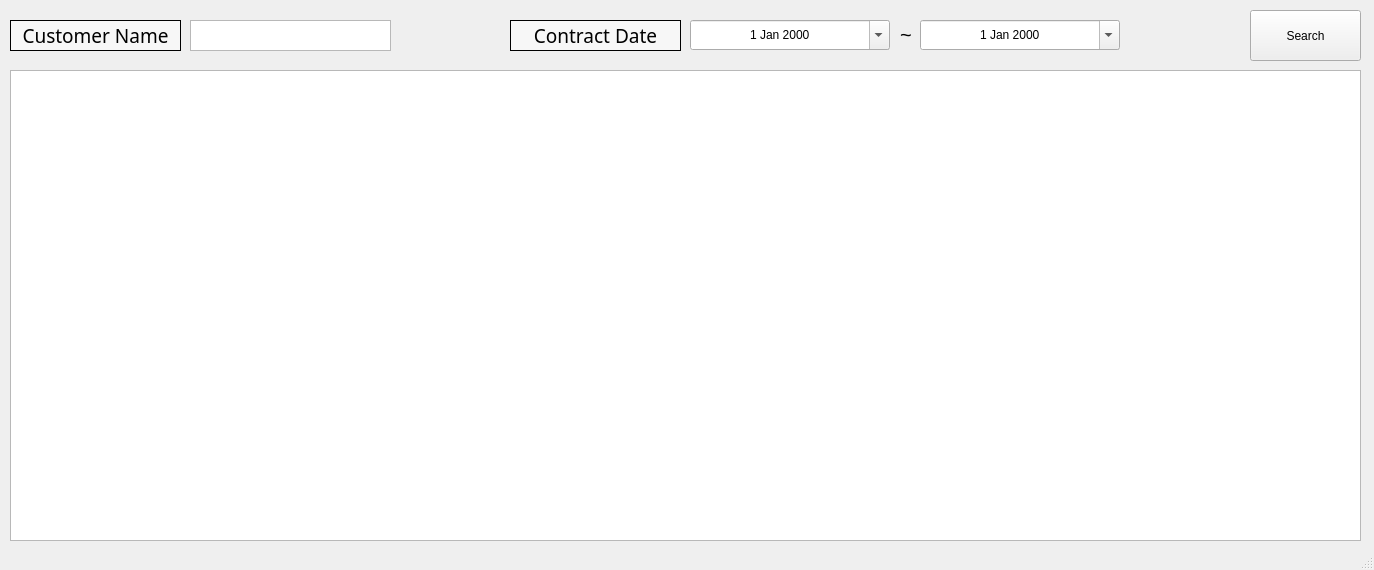
DY-Microfinance-Customer-Management/dymf-algorithm, file app/src/pages/search/guarantor.ui: the form before one commit.
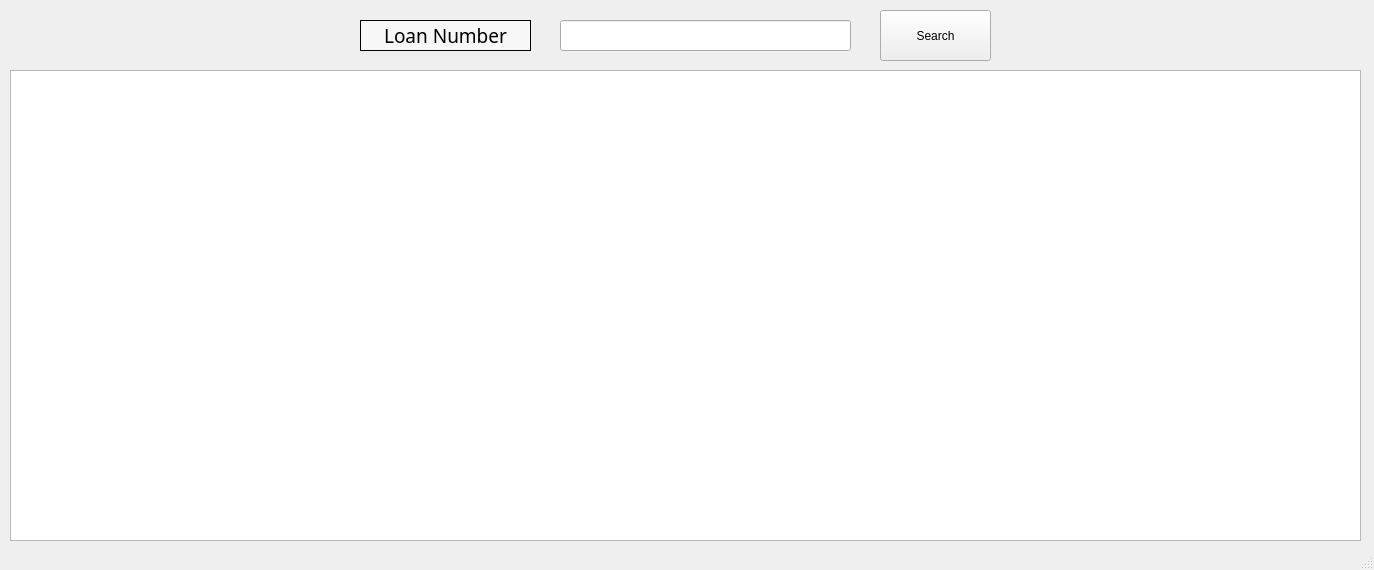
The form after the commit.

```diff
--- a/app/src/pages/search/guarantor.ui
+++ b/app/src/pages/search/guarantor.ui
@@ -27,7 +27,7 @@
    <widget class="QPushButton" name="SearchButton">
     <property name="geometry">
      <rect>
-      <x>1250</x>
+      <x>880</x>
       <y>10</y>
       <width>111</width>
       <height>51</height>
@@ -37,115 +37,10 @@
      <string>Search</string>
     </property>
    </widget>
-   <widget class="QDateEdit" name="StartDate">
-    <property name="geometry">
-     <rect>
-      <x>690</x>
-      <y>20</y>
-      <width>200</width>
-      <height>30</height>
-     </rect>
-    </property>
-    <property name="minimumSize">
-     <size>
-      <width>200</width>
-      <height>0</height>
-     </size>
-    </property>
-    <property name="maximumSize">
-     <size>
-      <width>200</width>
-      <height>16777215</height>
-     </size>
-    </property>
-    <property name="mouseTracking">
-     <bool>false</bool>
-    </property>
-    <property name="focusPolicy">
-     <enum>Qt::TabFocus</enum>
-    </property>
-    <property name="autoFillBackground">
-     <bool>false</bool>
-    </property>
-    <property name="locale">
-     <locale language="English" country="UnitedStates"/>
-    </property>
-    <property name="frame">
-     <bool>true</bool>
-    </property>
-    <property name="alignment">
-     <set>Qt::AlignCenter</set>
-    </property>
-    <property name="buttonSymbols">
-     <enum>QAbstractSpinBox::UpDownArrows</enum>
-    </property>
-    <property name="accelerated">
-     <bool>false</bool>
-    </property>
-    <property name="correctionMode">
-     <enum>QAbstractSpinBox::CorrectToPreviousValue</enum>
-    </property>
-    <property name="calendarPopup">
-     <bool>true</bool>
-    </property>
-    <property name="date">
-     <date>
-      <year>2000</year>
-      <month>1</month>
-      <day>1</day>
-     </date>
-    </property>
-   </widget>
-   <widget class="QLabel" name="label_17">
-    <property name="geometry">
-     <rect>
-      <x>510</x>
-      <y>20</y>
-      <width>171</width>
-      <height>31</height>
-     </rect>
-    </property>
-    <property name="font">
-     <font>
-      <family>Agency FB</family>
-      <pointsize>14</pointsize>
-     </font>
-    </property>
-    <property name="styleSheet">
-     <string notr="true">background-color:rgb(247, 247, 247)</string>
-    </property>
-    <property name="frameShape">
-     <enum>QFrame::Box</enum>
-    </property>
-    <property name="text">
-     <string>Contract Date</string>
-    </property>
-    <property name="alignment">
-     <set>Qt::AlignCenter</set>
-    </property>
-   </widget>
-   <widget class="QLabel" name="label_4">
-    <property name="geometry">
-     <rect>
-      <x>900</x>
-      <y>19</y>
-      <width>16</width>
-      <height>31</height>
-     </rect>
-    </property>
-    <property name="font">
-     <font>
-      <pointsize>15</pointsize>
-     </font>
-    </property>
-    <property name="text">
-     <string>~</string>
-    </property>
-   </widget>
    <widget class="QLabel" name="label_16">
     <property name="geometry">
      <rect>
-      <x>10</x>
+      <x>360</x>
       <y>20</y>
       <width>171</width>
       <height>31</height>
@@ -164,81 +59,22 @@
      <enum>QFrame::Box</enum>
     </property>
     <property name="text">
-     <string>Customer Name</string>
+     <string>Loan Number</string>
     </property>
     <property name="alignment">
      <set>Qt::AlignCenter</set>
     </property>
    </widget>
-   <widget class="QTextEdit" name="CustomerName">
+   <widget class="QLineEdit" name="loanNumber">
     <property name="geometry">
      <rect>
-      <x>190</x>
+      <x>560</x>
       <y>20</y>
-      <width>201</width>
+      <width>291</width>
       <height>31</height>
      </rect>
     </property>
    </widget>
-   <widget class="QDateEdit" name="LastDate">
-    <property name="geometry">
-     <rect>
-      <x>920</x>
-      <y>20</y>
-      <width>200</width>
-      <height>30</height>
-     </rect>
-    </property>
-    <property name="minimumSize">
-     <size>
-      <width>200</width>
-      <height>0</height>
-     </size>
-    </property>
-    <property name="maximumSize">
-     <size>
-      <width>200</width>
-      <height>16777215</height>
-     </size>
-    </property>
-    <property name="mouseTracking">
-     <bool>false</bool>
-    </property>
-    <property name="focusPolicy">
-     <enum>Qt::TabFocus</enum>
-    </property>
-    <property name="autoFillBackground">
-     <bool>false</bool>
-    </property>
-    <property name="locale">
-     <locale language="English" country="UnitedStates"/>
-    </property>
-    <property name="frame">
-     <bool>true</bool>
-    </property>
-    <property name="alignment">
-     <set>Qt::AlignCenter</set>
-    </property>
-    <property name="buttonSymbols">
-     <enum>QAbstractSpinBox::UpDownArrows</enum>
-    </property>
-    <property name="accelerated">
-     <bool>false</bool>
-    </property>
-    <property name="correctionMode">
-     <enum>QAbstractSpinBox::CorrectToPreviousValue</enum>
-    </property>
-    <property name="calendarPopup">
-     <bool>true</bool>
-    </property>
-    <property name="date">
-     <date>
-      <year>2000</year>
-      <month>1</month>
-      <day>1</day>
-     </date>
-    </property>
-   </widget>
   </widget>
   <widget class="QStatusBar" name="statusbar"/>
  </widget>
```
Left out of the diff: 4 changed lines with no effect on the pictures.
